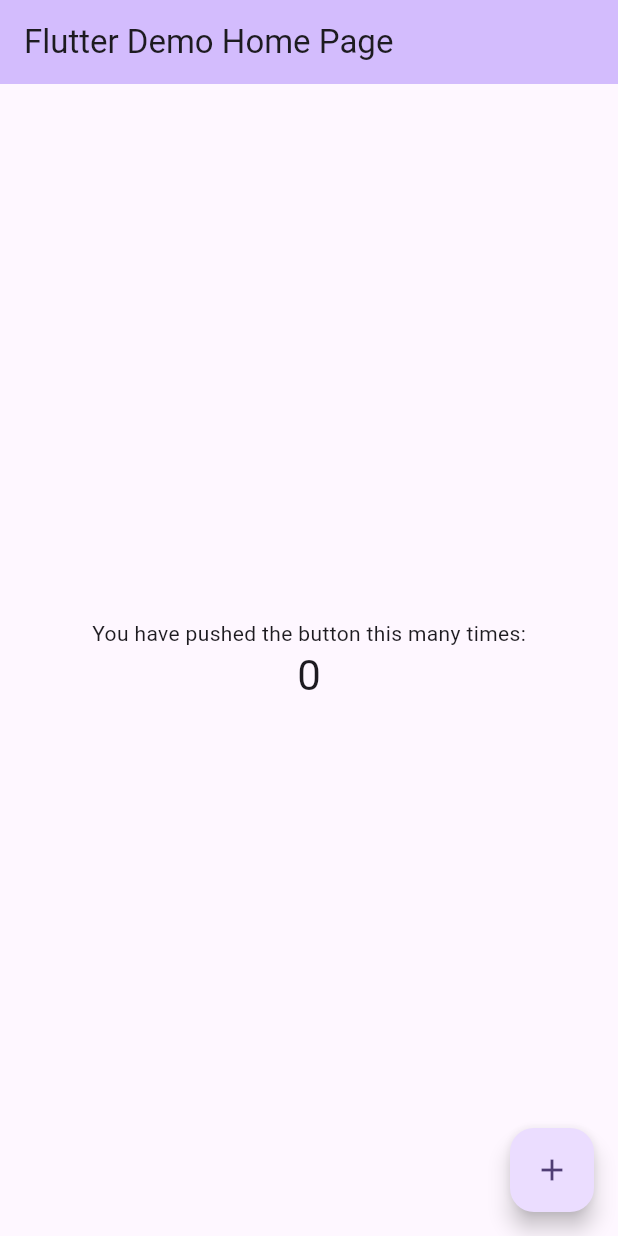
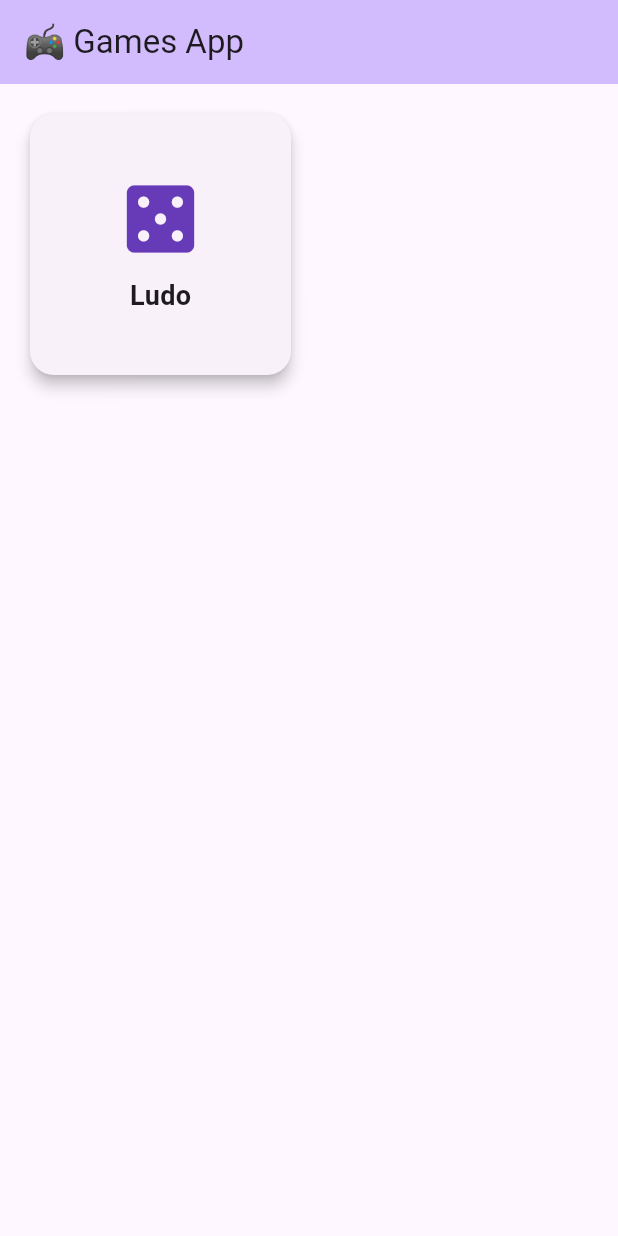
Before and after one commit to Ariffathur77/games_apps, a Flutter app: the screen it shows after launch, on a phone screen of 412 x 824 dp. Run offline on Flutter 3.47's test engine with Material 3 defaults, Android fonts, the phone set to English and light mode, and no system bars; missing offline and left inert: ludo_game.

```diff
--- a/lib/main.dart
+++ b/lib/main.dart
@@ -1,4 +1,6 @@
 import 'package:flutter/material.dart';
+import 'package:ludo_game/main.dart' as ludo;
+import 'package:ludo_game/injection.dart';
 
 void main() {
   runApp(const MyApp());
@@ -7,115 +9,68 @@ void main() {
 class MyApp extends StatelessWidget {
   const MyApp({super.key});
 
-  // This widget is the root of your application.
   @override
   Widget build(BuildContext context) {
     return MaterialApp(
-      title: 'Flutter Demo',
+      title: 'Games App',
       theme: ThemeData(
-        // This is the theme of your application.
-        //
-        // TRY THIS: Try running your application with "flutter run". You'll see
-        // the application has a purple toolbar. Then, without quitting the app,
-        // try changing the seedColor in the colorScheme below to Colors.green
-        // and then invoke "hot reload" (save your changes or press the "hot
-        // reload" button in a Flutter-supported IDE, or press "r" if you used
-        // the command line to start the app).
-        //
-        // Notice that the counter didn't reset back to zero; the application
-        // state is not lost during the reload. To reset the state, use hot
-        // restart instead.
-        //
-        // This works for code too, not just values: Most code changes can be
-        // tested with just a hot reload.
-        colorScheme: .fromSeed(seedColor: Colors.deepPurple),
+        colorScheme: ColorScheme.fromSeed(seedColor: Colors.deepPurple),
       ),
-      home: const MyHomePage(title: 'Flutter Demo Home Page'),
+      home: const HomeScreen(),
     );
   }
 }
 
-class MyHomePage extends StatefulWidget {
-  const MyHomePage({super.key, required this.title});
-
-  // This widget is the home page of your application. It is stateful, meaning
-  // that it has a State object (defined below) that contains fields that affect
-  // how it looks.
-
-  // This class is the configuration for the state. It holds the values (in this
-  // case the title) provided by the parent (in this case the App widget) and
-  // used by the build method of the State. Fields in a Widget subclass are
-  // always marked "final".
-
-  final String title;
-
-  @override
-  State<MyHomePage> createState() => _MyHomePageState();
-}
-
-class _MyHomePageState extends State<MyHomePage> {
-  int _counter = 0;
-
-  void _incrementCounter() {
-    setState(() {
-      // This call to setState tells the Flutter framework that something has
-      // changed in this State, which causes it to rerun the build method below
-      // so that the display can reflect the updated values. If we changed
-      // _counter without calling setState(), then the build method would not be
-      // called again, and so nothing would appear to happen.
-      _counter++;
-    });
-  }
+class HomeScreen extends StatelessWidget {
+  const HomeScreen({super.key});
 
   @override
   Widget build(BuildContext context) {
-    // This method is rerun every time setState is called, for instance as done
-    // by the _incrementCounter method above.
-    //
-    // The Flutter framework has been optimized to make rerunning build methods
-    // fast, so that you can just rebuild anything that needs updating rather
-    // than having to individually change instances of widgets.
     return Scaffold(
       appBar: AppBar(
-        // TRY THIS: Try changing the color here to a specific color (to
-        // Colors.amber, perhaps?) and trigger a hot reload to see the AppBar
-        // change color while the other colors stay the same.
+        title: const Text('🎮 Games App'),
         backgroundColor: Theme.of(context).colorScheme.inversePrimary,
-        // Here we take the value from the MyHomePage object that was created by
-        // the App.build method, and use it to set our appbar title.
-        title: Text(widget.title),
       ),
-      body: Center(
-        // Center is a layout widget. It takes a single child and positions it
-        // in the middle of the parent.
-        child: Column(
-          // Column is also a layout widget. It takes a list of children and
-          // arranges them vertically. By default, it sizes itself to fit its
-          // children horizontally, and tries to be as tall as its parent.
-          //
-          // Column has various properties to control how it sizes itself and
-          // how it positions its children. Here we use mainAxisAlignment to
-          // center the children vertically; the main axis here is the vertical
-          // axis because Columns are vertical (the cross axis would be
-          // horizontal).
-          //
-          // TRY THIS: Invoke "debug painting" (choose the "Toggle Debug Paint"
-          // action in the IDE, or press "p" in the console), to see the
-          // wireframe for each widget.
-          mainAxisAlignment: .center,
+      body: Padding(
+        padding: const EdgeInsets.all(16.0),
+        child: GridView.count(
+          crossAxisCount: 2,
+          crossAxisSpacing: 16,
+          mainAxisSpacing: 16,
           children: [
-            const Text('You have pushed the button this many times:'),
-            Text(
-              '$_counter',
-              style: Theme.of(context).textTheme.headlineMedium,
+            // Tombol Game Ludo
+            GestureDetector(
+              onTap: () {
+                setupDependencyInjection();
+                Navigator.push(
+                  context,
+                  MaterialPageRoute(builder: (context) => ludo.LudoGame()),
+                );
+              },
+              child: Card(
+                elevation: 4,
+                shape: RoundedRectangleBorder(
+                  borderRadius: BorderRadius.circular(16),
+                ),
+                child: const Column(
+                  mainAxisAlignment: MainAxisAlignment.center,
+                  children: [
+                    Icon(Icons.casino, size: 60, color: Colors.deepPurple),
+                    SizedBox(height: 8),
+                    Text(
+                      'Ludo',
+                      style: TextStyle(
+                        fontSize: 18,
+                        fontWeight: FontWeight.bold,
+                      ),
+                    ),
+                  ],
+                ),
+              ),
             ),
+            // Tambah game lain nanti di sini
           ],
         ),
-      ),
-      floatingActionButton: FloatingActionButton(
-        onPressed: _incrementCounter,
-        tooltip: 'Increment',
-        child: const Icon(Icons.add),
       ),
     );
   }
--- a/pubspec.yaml
+++ b/pubspec.yaml
@@ -30,6 +30,10 @@ environment:
 dependencies:
   flutter:
     sdk: flutter
+
+  # Tambahkan ini
+  ludo_game:
+    path: ./ludo_game_flutter
 
   # The following adds the Cupertino Icons font to your application.
   # Use with the CupertinoIcons class for iOS style icons.
```
Also changed, not shown: pubspec.lock, 2 other files.
